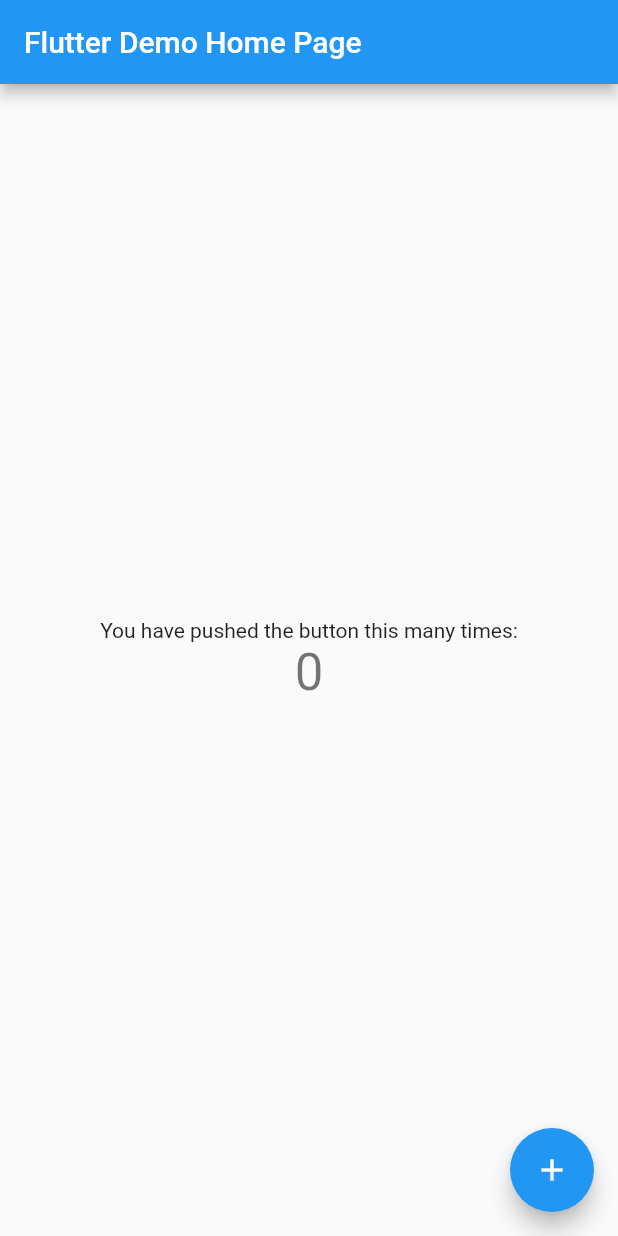
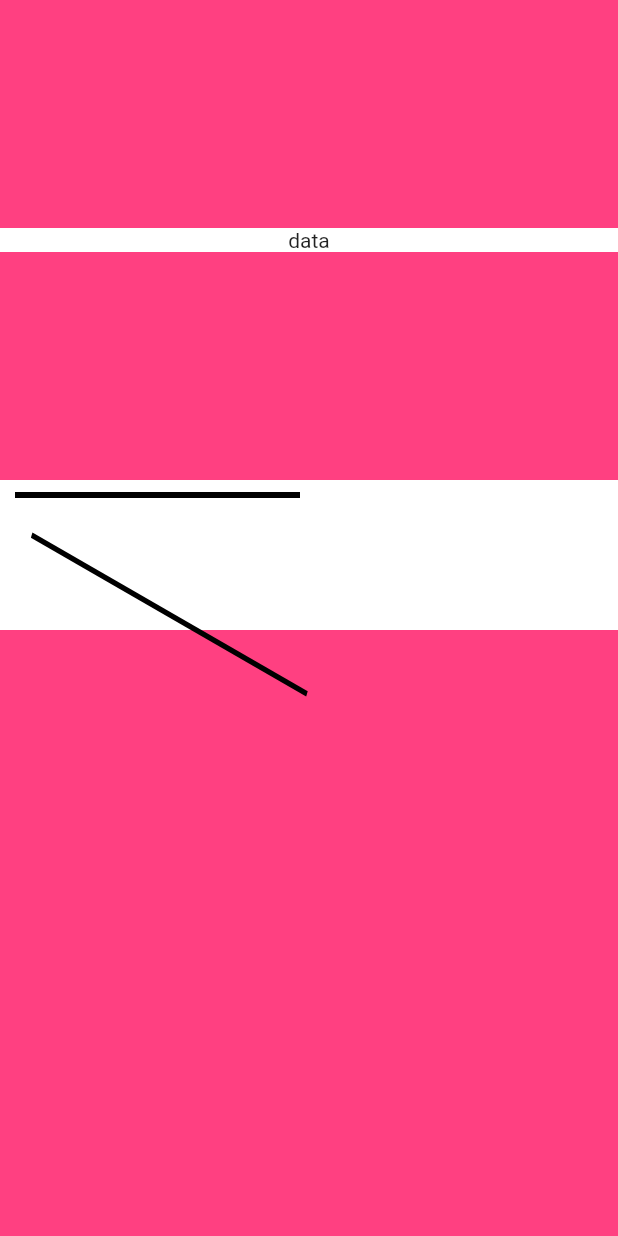
Before and after one commit to raushanraja/FlutterLearn, a Flutter app: the screen it shows after launch, on a phone screen of 412 x 824 dp. Run offline on Flutter 3.47's test engine with Material 2 defaults, Android fonts, the phone set to English and light mode, and no system bars.

Commit message:
Added mypainter basic

```diff
--- a/draw_one/lib/main.dart
+++ b/draw_one/lib/main.dart
@@ -1,111 +1,84 @@
 import 'package:flutter/material.dart';
-
+import 'dart:math' as math;
 void main() => runApp(MyApp());
 
 class MyApp extends StatelessWidget {
-  // This widget is the root of your application.
   @override
   Widget build(BuildContext context) {
     return MaterialApp(
       title: 'Flutter Demo',
       theme: ThemeData(
-        // This is the theme of your application.
-        //
-        // Try running your application with "flutter run". You'll see the
-        // application has a blue toolbar. Then, without quitting the app, try
-        // changing the primarySwatch below to Colors.green and then invoke
-        // "hot reload" (press "r" in the console where you ran "flutter run",
-        // or simply save your changes to "hot reload" in a Flutter IDE).
-        // Notice that the counter didn't reset back to zero; the application
-        // is not restarted.
         primarySwatch: Colors.blue,
       ),
-      home: MyHomePage(title: 'Flutter Demo Home Page'),
+      home: MyHomePage(title: ''),
     );
   }
 }
 
 class MyHomePage extends StatefulWidget {
   MyHomePage({Key key, this.title}) : super(key: key);
-
-  // This widget is the home page of your application. It is stateful, meaning
-  // that it has a State object (defined below) that contains fields that affect
-  // how it looks.
-
-  // This class is the configuration for the state. It holds the values (in this
-  // case the title) provided by the parent (in this case the App widget) and
-  // used by the build method of the State. Fields in a Widget subclass are
-  // always marked "final".
-
   final String title;
-
   @override
   _MyHomePageState createState() => _MyHomePageState();
 }
 
 class _MyHomePageState extends State<MyHomePage> {
-  int _counter = 0;
-
-  void _incrementCounter() {
-    setState(() {
-      // This call to setState tells the Flutter framework that something has
-      // changed in this State, which causes it to rerun the build method below
-      // so that the display can reflect the updated values. If we changed
-      // _counter without calling setState(), then the build method would not be
-      // called again, and so nothing would appear to happen.
-      _counter++;
-    });
-  }
-
   @override
   Widget build(BuildContext context) {
-    // This method is rerun every time setState is called, for instance as done
-    // by the _incrementCounter method above.
-    //
-    // The Flutter framework has been optimized to make rerunning build methods
-    // fast, so that you can just rebuild anything that needs updating rather
-    // than having to individually change instances of widgets.
     return Scaffold(
-      appBar: AppBar(
-        // Here we take the value from the MyHomePage object that was created by
-        // the App.build method, and use it to set our appbar title.
-        title: Text(widget.title),
-      ),
-      body: Center(
-        // Center is a layout widget. It takes a single child and positions it
-        // in the middle of the parent.
+      body: Container(
+        color: Colors.pinkAccent,
+        child: SafeArea(
           child: Column(
-          // Column is also a layout widget. It takes a list of children and
-          // arranges them vertically. By default, it sizes itself to fit its
-          // children horizontally, and tries to be as tall as its parent.
-          //
-          // Invoke "debug painting" (press "p" in the console, choose the
-          // "Toggle Debug Paint" action from the Flutter Inspector in Android
-          // Studio, or the "Toggle Debug Paint" command in Visual Studio Code)
-          // to see the wireframe for each widget.
-          //
-          // Column has various properties to control how it sizes itself and
-          // how it positions its children. Here we use mainAxisAlignment to
-          // center the children vertically; the main axis here is the vertical
-          // axis because Columns are vertical (the cross axis would be
-          // horizontal).
+            crossAxisAlignment: CrossAxisAlignment.stretch,
+            mainAxisAlignment: MainAxisAlignment.spaceEvenly,
+            children: <Widget>[
+              Container(
+                color: Colors.white,
+                child: Row(
                   mainAxisAlignment: MainAxisAlignment.center,
                   children: <Widget>[
-            Text(
-              'You have pushed the button this many times:',
+                    Text("data"),
+                  ],
                 ),
-            Text(
-              '$_counter',
-              style: Theme.of(context).textTheme.display1,
+              ),
+              Container(
+                color: Colors.white,
+                child: CustomPaint(
+                  size: Size(200, 100),
+                  painter: MyPainter(),
+                ),
+              ),
+              Container(
+                color: Colors.transparent,
+                child: Transform(
+                  alignment: Alignment.topRight,
+                  transform: Matrix4.skewY(0.3)..rotateZ( math.pi/ 12.0),
+                  child: CustomPaint(
+                  size: Size(200, 100),
+                  painter: MyPainter(),
+                ),
+                ),
               ),
             ],
           ),
         ),
-      floatingActionButton: FloatingActionButton(
-        onPressed: _incrementCounter,
-        tooltip: 'Increment',
-        child: Icon(Icons.add),
-      ), // This trailing comma makes auto-formatting nicer for build methods.
+      ),
     );
   }
 }
+
+class MyPainter extends CustomPainter {
+  @override
+  void paint(Canvas canvas, Size size) {
+    final paint = Paint()
+      ..color = Colors.black
+      ..strokeWidth = 4;
+    canvas.drawLine(Offset(10, 10), Offset(200, 10), paint);
+  }
+
+  @override
+  bool shouldRepaint(CustomPainter oldDelegate) {
+    return false;
+  }
+}
```
Lines whose indentation alone changed are shown as unchanged.
